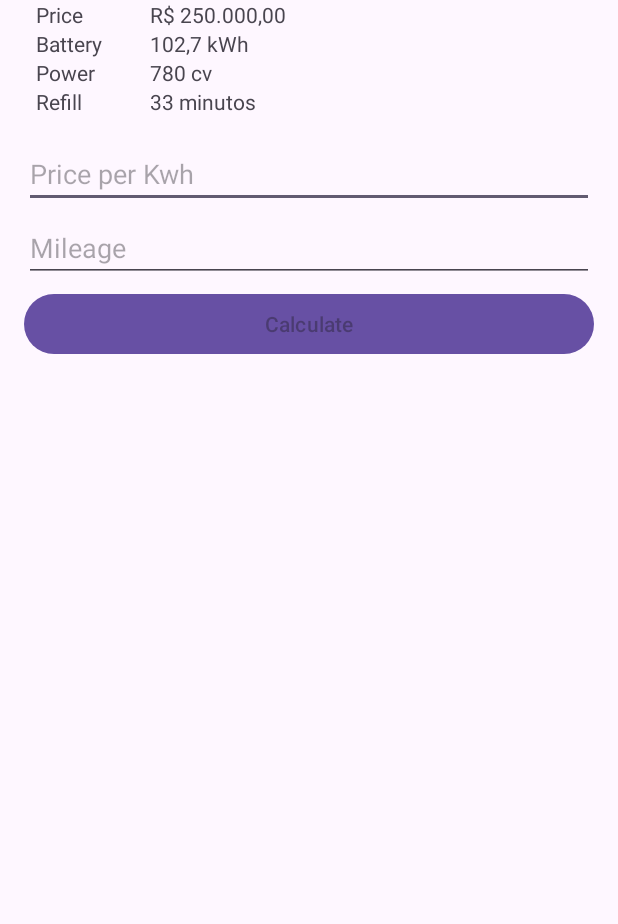
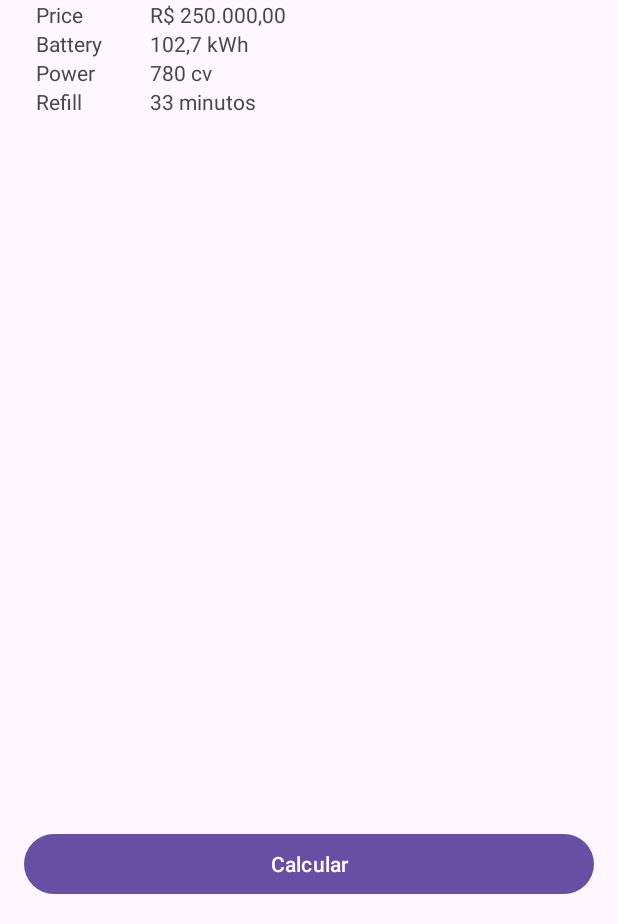
Before and after one commit to Oi-Leo/eletric-car, an Android app: the screen it shows after launch (MainActivity), on a phone screen of 412 x 824 dp, the part 312-1236 px from its top. Run offline under Robolectric (Android 15) with nearby library versions, the phone set to English and light mode, and no system bars.

Commit message:
create second screen and otimize the app

```diff
--- a/app/src/main/AndroidManifest.xml
+++ b/app/src/main/AndroidManifest.xml
@@ -13,7 +13,7 @@
         android:theme="@style/Theme.EletricCar"
         tools:targetApi="31">
         <activity
-            android:name=".MainActivity"
+            android:name=".presentation.MainActivity"
             android:exported="true">
             <intent-filter>
                 <action android:name="android.intent.action.MAIN" />
@@ -21,6 +21,9 @@
                 <category android:name="android.intent.category.LAUNCHER" />
             </intent-filter>
         </activity>
+        <activity
+            android:name=".presentation.AutonomyCalculateActivity"
+            android:theme="@style/Theme.AppCompat.NoActionBar" />
     </application>
 
 </manifest>
--- /dev/null
+++ b/app/src/main/java/com/example/eletriccar/presentation/MainActivity.kt
@@ -0,0 +1,32 @@
+package com.example.eletriccar.presentation
+
+import android.content.Intent
+import androidx.appcompat.app.AppCompatActivity
+import android.os.Bundle
+import android.widget.Button
+import android.widget.EditText
+import android.widget.TextView
+import com.example.eletriccar.R
+
+class MainActivity : AppCompatActivity() {
+
+    lateinit var btnCalculate: Button
+
+    override fun onCreate(savedInstanceState: Bundle?) {
+        super.onCreate(savedInstanceState)
+        setContentView(R.layout.activity_main)
+        setupView()
+        setupListeners()
+    }
+
+    fun setupView() {
+        btnCalculate = findViewById(R.id.btn_redirect)
+    }
+
+    fun setupListeners() {
+        btnCalculate.setOnClickListener {
+            startActivity(Intent(this, AutonomyCalculateActivity::class.java))
+        }
+    }
+
+}
--- /dev/null
+++ b/app/src/main/res/drawable/ic_close.xml
@@ -0,0 +1,5 @@
+<vector android:height="24dp" android:tint="#000000"
+    android:viewportHeight="24" android:viewportWidth="24"
+    android:width="24dp" xmlns:android="http://schemas.android.com/apk/res/android">
+    <path android:fillColor="@android:color/white" android:pathData="M19,6.41L17.59,5 12,10.59 6.41,5 5,6.41 10.59,12 5,17.59 6.41,19 12,13.41 17.59,19 19,17.59 13.41,12z"/>
+</vector>
--- a/app/src/main/res/layout/activity_main.xml
+++ b/app/src/main/res/layout/activity_main.xml
@@ -4,7 +4,7 @@
     xmlns:tools="http://schemas.android.com/tools"
     android:layout_width="match_parent"
     android:layout_height="match_parent"
-    tools:context=".MainActivity">
+    tools:context=".presentation.MainActivity">
 
     <TextView
         android:id="@+id/tv_title"
@@ -118,47 +118,14 @@
         app:layout_constraintStart_toEndOf="@id/tv_refill"
         app:layout_constraintTop_toTopOf="@+id/tv_refill" />
 
-    <EditText
-        android:id="@+id/et_price_kwh"
+    <Button
+        android:id="@+id/btn_redirect"
         android:layout_width="0dp"
         android:layout_height="wrap_content"
         android:layout_margin="16dp"
-        android:ems="10"
-        android:hint="@string/price_kwh"
-        android:inputType="numberDecimal"
-        android:maxLength="10"
+        android:text="Calcular"
+        app:layout_constraintBottom_toBottomOf="parent"
         app:layout_constraintEnd_toEndOf="parent"
-        app:layout_constraintStart_toStartOf="parent"
-        app:layout_constraintTop_toBottomOf="@+id/tv_value_refill" />
-
-    <EditText
-        android:id="@+id/et_mileage"
-        android:layout_width="0dp"
-        android:layout_height="wrap_content"
-        android:layout_marginTop="4dp"
-        android:hint="@string/mileage"
-        android:inputType="numberDecimal"
-        android:maxLength="10"
-        app:layout_constraintEnd_toEndOf="@id/et_price_kwh"
-        app:layout_constraintStart_toStartOf="@id/et_price_kwh"
-        app:layout_constraintTop_toBottomOf="@id/et_price_kwh" />
-
-    <Button
-        android:id="@+id/btn_calculate"
-        android:layout_width="0dp"
-        android:layout_height="wrap_content"
-        android:layout_marginTop="4dp"
-        android:hint="@string/calculate"
-        app:layout_constraintEnd_toEndOf="@id/et_mileage"
-        app:layout_constraintStart_toStartOf="@id/et_mileage"
-        app:layout_constraintTop_toBottomOf="@id/et_mileage" />
-
-    <TextView
-        android:id="@+id/tv_result"
-        android:layout_width="wrap_content"
-        android:layout_height="wrap_content"
-        app:layout_constraintStart_toStartOf="@id/btn_calculate"
-        app:layout_constraintTop_toBottomOf="@id/btn_calculate" />
-
+        app:layout_constraintStart_toStartOf="parent" />
 
 </androidx.constraintlayout.widget.ConstraintLayout>
--- a/app/src/main/res/values/strings.xml
+++ b/app/src/main/res/values/strings.xml
@@ -10,4 +10,5 @@
     <string name="price_kwh">Price per Kwh</string>
     <string name="mileage">Mileage</string>
     <string name="calculate">Calculate</string>
+    <string name="calculate_autonomy">Calculate Autonomy</string>
 </resources>
```
Also changed, not shown: app/src/main/java/com/example/eletriccar/presentation/AutonomyCalculateActivity.kt (renamed from app/src/main/java/com/example/eletriccar/MainActivity.kt, +12 -6 lines), app/src/main/res/layout/activity_autonomy_calculate.xml (added, +73 -0 lines).
